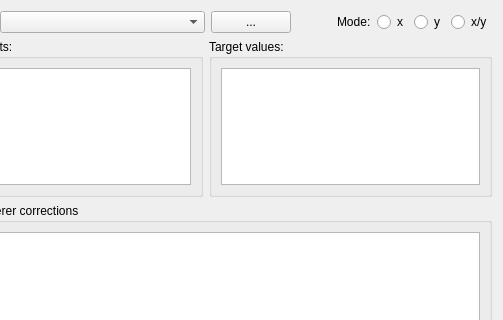
Above: madgui/correct/mgm_dialog.ui from hibtc/madgui before the change; both pictures show x 92 to 595 and y 0 to 320 of the 595 by 401 pixel window. Below: the same form after it.
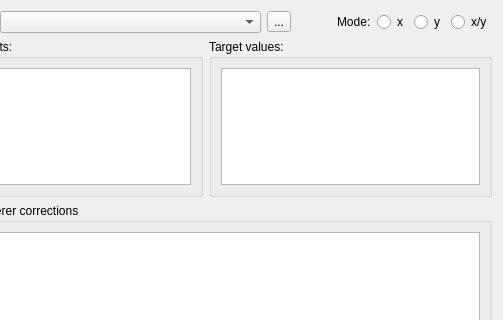
That is the form after the change. Custom widgets are drawn as their Qt base class.

Commit message: Use QToolButton in favor of fit_button

The edit to the form file:
```diff
--- a/madgui/correct/mgm_dialog.ui
+++ b/madgui/correct/mgm_dialog.ui
@@ -34,7 +34,7 @@
       </widget>
      </item>
      <item>
-      <widget class="QPushButton" name="btn_edit_conf">
+      <widget class="QToolButton" name="btn_edit_conf">
        <property name="text">
         <string>...</string>
        </property>
```
The commit also changes 5 other files.
